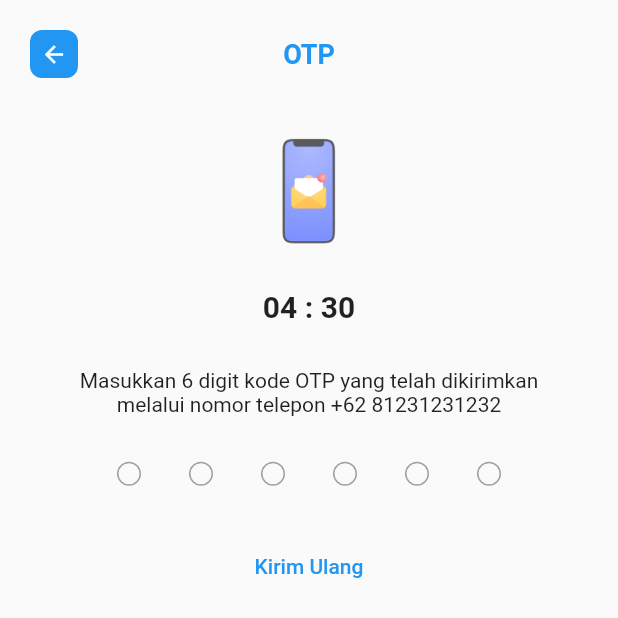
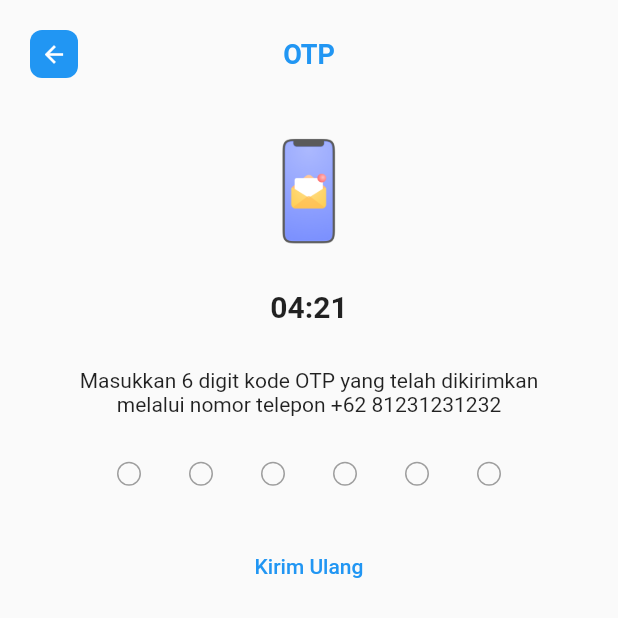
Before and after one commit to wandx/sephora, a Flutter app: the screen it shows after launch, after a tap on "Kirim Ulang", on a phone screen of 412 x 824 dp, the top half of it. Run offline on Flutter 3.47's test engine with Material 2 defaults, Android fonts, the phone set to English and light mode, and no system bars.

Commit message:
add logic in otp screen

```diff
--- a/lib/register/screens/otp_screen.dart
+++ b/lib/register/screens/otp_screen.dart
@@ -1,3 +1,5 @@
+import 'dart:async';
+
 import 'package:flutter/material.dart';
 import 'package:sephore/register/widgets/otp_digit_container.dart';
 import 'package:sephore/register/widgets/otp_keyboard.dart';
@@ -10,6 +12,34 @@ class OtpScreen extends StatefulWidget {
 }
 
 class _OtpScreenState extends State<OtpScreen> {
+  final _otpLength = 6;
+  var _otpValue = '';
+  Timer? _timer;
+
+  late int _sisaWaktu;
+  final _totalSecond = (4 * 60) + 30;
+  // final _totalSecond = 500;
+
+
+
+  @override
+  void initState() {
+    _sisaWaktu = _totalSecond;
+    super.initState();
+    _timer = Timer.periodic(
+      const Duration(seconds: 1),
+      (timer) {
+        setState(() {
+          _sisaWaktu--;
+        });
+
+        if(_sisaWaktu == 0){
+          _timer!.cancel();
+        }
+      },
+    );
+  }
+
   @override
   Widget build(BuildContext context) {
     return SafeArea(
@@ -29,7 +59,7 @@ class _OtpScreenState extends State<OtpScreen> {
                         color: Colors.blue,
                         borderRadius: BorderRadius.circular(8),
                       ),
-                      child: Icon(
+                      child: const Icon(
                         Icons.arrow_back,
                         size: 18,
                         color: Colors.white,
@@ -41,7 +71,7 @@ class _OtpScreenState extends State<OtpScreen> {
                     child: Container(
                       height: 32,
                       alignment: Alignment.center,
-                      child: Text(
+                      child: const Text(
                         'OTP',
                         textAlign: TextAlign.center,
                         style: TextStyle(
@@ -54,22 +84,22 @@ class _OtpScreenState extends State<OtpScreen> {
                   ),
                 ],
               ),
-              SizedBox(height: 40),
+              const SizedBox(height: 40),
               Image.asset(
                 'assets/mobile.png',
                 width: 70,
               ),
-              SizedBox(height: 30),
-              Text(
-                '04 : 30',
+              const SizedBox(height: 30),
+               Text(
+                formatTime(_sisaWaktu),
                 style: TextStyle(
                   fontSize: 20,
                   fontWeight: FontWeight.w600,
                 ),
               ),
-              SizedBox(height: 30),
-              Padding(
-                padding: const EdgeInsets.symmetric(horizontal: 15),
+              const SizedBox(height: 30),
+              const Padding(
+                padding: EdgeInsets.symmetric(horizontal: 15),
                 child: Text(
                   'Masukkan 6 digit kode'
                   ' OTP yang telah dikirimkan'
@@ -78,21 +108,62 @@ class _OtpScreenState extends State<OtpScreen> {
                   style: TextStyle(
                     fontSize: 14,
                     fontWeight: FontWeight.w400,
-
                   ),
                   textAlign: TextAlign.center,
                 ),
               ),
-              SizedBox(height: 30),
-              OtpDigitContainer(),
-              SizedBox(height: 30),
-              TextButton(onPressed: (){}, child: Text('Kirim Ulang'),),
-              SizedBox(height: 30),
-              Expanded(child: OtpKeyboard()),
+              const SizedBox(height: 30),
+              OtpDigitContainer(otpValue: _otpValue, optLength: _otpLength),
+              const SizedBox(height: 30),
+              TextButton(
+                onPressed: () {},
+                child: const Text('Kirim Ulang'),
+              ),
+              const SizedBox(height: 30),
+              Expanded(
+                child: OtpKeyboard(
+                  onChanged: (String value) {
+                    if (value == 'hapus') {
+                      _deleteLastChar();
+                    }
+                    if (_otpValue.length < _otpLength) {
+                      if (value != 'hapus') {
+                        setState(() {
+                          _otpValue += value;
+                        });
+                      }
+                    }
+
+                    print(_otpValue);
+                  },
+                ),
+              ),
             ],
           ),
         ),
       ),
     );
   }
+
+  void _deleteLastChar() {
+    print('Semua karakter: $_otpValue');
+    print('Karakter terakhir sekarang: ${_otpValue.split('').last}');
+    if (_otpValue.isNotEmpty) {
+      final split = _otpValue.split('');
+      split.removeLast();
+      final join = split.join('');
+      print('Nilai setelah di olah: $join');
+      setState(() {
+        _otpValue = join;
+      });
+    }
+  }
+
+  String formatTime(int seconds) {
+    final duration = Duration(seconds: _sisaWaktu).toString();
+    final firstSplit = duration.split('.').first;
+    final removeFirstDigit = firstSplit.split(':')..removeAt(0);
+    final cleanTimer = removeFirstDigit.join(':');
+    return cleanTimer;
+  }
 }
--- a/lib/register/widgets/otp_digit_container.dart
+++ b/lib/register/widgets/otp_digit_container.dart
@@ -1,20 +1,27 @@
 import 'package:flutter/material.dart';
 
-class OtpDigitContainer extends StatelessWidget {
-  const OtpDigitContainer({Key? key}) : super(key: key);
+class OtpDigitContainer extends StatefulWidget {
+  const OtpDigitContainer({
+    Key? key,
+    required this.otpValue,
+    this.optLength = 6,
+  }) : super(key: key);
 
+  final String otpValue;
+  final int optLength;
+
+  @override
+  State<OtpDigitContainer> createState() => _OtpDigitContainerState();
+}
+
+class _OtpDigitContainerState extends State<OtpDigitContainer> {
   @override
   Widget build(BuildContext context) {
     return Row(
       mainAxisAlignment: MainAxisAlignment.center,
-      children: [
-        OtpDigitItem(active: false),
-        OtpDigitItem(active: false),
-        OtpDigitItem(active: false),
-        OtpDigitItem(active: false),
-        OtpDigitItem(active: false),
-        OtpDigitItem(active: false),
-      ],
+      children: List.generate(widget.optLength, (index) => index + 1).map((e) {
+        return OtpDigitItem(active: e <= widget.otpValue.length);
+      }).toList(),
     );
   }
 }
@@ -29,22 +36,22 @@ class OtpDigitItem extends StatelessWidget {
 
   @override
   Widget build(BuildContext context) {
-    if(active){
+    if (active) {
       return Container(
         width: 16,
         height: 16,
-        margin: EdgeInsets.symmetric(horizontal: 16),
+        margin: const EdgeInsets.symmetric(horizontal: 16),
         decoration: BoxDecoration(
           shape: BoxShape.circle,
-          border: Border.all(color: Color(0xFFDAE9FF)),
-          color: Color(0xFF2F82FF),
+          border: Border.all(color: const Color(0xFFDAE9FF)),
+          color: const Color(0xFF2F82FF),
         ),
       );
     }
     return Container(
       width: 16,
       height: 16,
-      margin: EdgeInsets.symmetric(horizontal: 16),
+      margin: const EdgeInsets.symmetric(horizontal: 16),
       decoration: BoxDecoration(
         shape: BoxShape.circle,
         border: Border.all(color: Colors.grey),
--- a/lib/register/widgets/otp_keyboard.dart
+++ b/lib/register/widgets/otp_keyboard.dart
@@ -1,7 +1,9 @@
 import 'package:flutter/material.dart';
 
 class OtpKeyboard extends StatefulWidget {
-  const OtpKeyboard({Key? key}) : super(key: key);
+  OtpKeyboard({Key? key, required this.onChanged}) : super(key: key);
+
+  final ValueChanged<String> onChanged;
 
   @override
   State<OtpKeyboard> createState() => _OtpKeyboardState();
@@ -11,27 +13,83 @@ class _OtpKeyboardState extends State<OtpKeyboard> {
   @override
   Widget build(BuildContext context) {
     return GridView(
-      physics: NeverScrollableScrollPhysics(),
+      physics: const NeverScrollableScrollPhysics(),
       shrinkWrap: true,
-      gridDelegate: SliverGridDelegateWithFixedCrossAxisCount(
+      gridDelegate: const SliverGridDelegateWithFixedCrossAxisCount(
         crossAxisCount: 3,
         mainAxisSpacing: 10,
         crossAxisSpacing: 10,
         childAspectRatio: 2 / 1,
       ),
       children: [
-        OtpKeyboardItem(text: '1'),
-        OtpKeyboardItem(text: '2'),
-        OtpKeyboardItem(text: '3'),
-        OtpKeyboardItem(text: '4'),
-        OtpKeyboardItem(text: '5'),
-        OtpKeyboardItem(text: '6'),
-        OtpKeyboardItem(text: '7'),
-        OtpKeyboardItem(text: '8'),
-        OtpKeyboardItem(text: '9'),
-        SizedBox(),
-        OtpKeyboardItem(text: '0'),
-        OtpKeyboardItem(text: '12',icon: Icon(Icons.delete_forever),),
+        OtpKeyboardItem(
+          text: '1',
+          onPressed: () {
+            widget.onChanged('1');
+          },
+        ),
+        OtpKeyboardItem(
+          text: '2',
+          onPressed: () {
+            widget.onChanged('2');
+          },
+        ),
+        OtpKeyboardItem(
+          text: '3',
+          onPressed: () {
+            widget.onChanged('3');
+          },
+        ),
+        OtpKeyboardItem(
+          text: '4',
+          onPressed: () {
+            widget.onChanged('4');
+          },
+        ),
+        OtpKeyboardItem(
+          text: '5',
+          onPressed: () {
+            widget.onChanged('5');
+          },
+        ),
+        OtpKeyboardItem(
+          text: '6',
+          onPressed: () {
+            widget.onChanged('6');
+          },
+        ),
+        OtpKeyboardItem(
+          text: '7',
+          onPressed: () {
+            widget.onChanged('7');
+          },
+        ),
+        OtpKeyboardItem(
+          text: '8',
+          onPressed: () {
+            widget.onChanged('8');
+          },
+        ),
+        OtpKeyboardItem(
+          text: '9',
+          onPressed: () {
+            widget.onChanged('9');
+          },
+        ),
+        const SizedBox(),
+        OtpKeyboardItem(
+          text: '0',
+          onPressed: () {
+            widget.onChanged('0');
+          },
+        ),
+        OtpKeyboardItem(
+          text: '12',
+          icon: Icon(Icons.delete_forever),
+          onPressed: () {
+            widget.onChanged('hapus');
+          },
+        ),
       ],
     );
   }
@@ -42,10 +100,12 @@ class OtpKeyboardItem extends StatelessWidget {
     Key? key,
     required this.text,
     this.icon,
+    this.onPressed,
   }) : super(key: key);
 
   final String text;
   final Widget? icon;
+  final VoidCallback? onPressed;
 
   @override
   Widget build(BuildContext context) {
@@ -53,23 +113,23 @@ class OtpKeyboardItem extends StatelessWidget {
       alignment: Alignment.center,
       child: InkWell(
         radius: 60,
-        onTap: (){},
+        onTap: onPressed,
         child: Container(
           width: 60,
           height: 60,
-          decoration: BoxDecoration(
+          decoration: const BoxDecoration(
             color: Color(0xFFF3F7FD),
             shape: BoxShape.circle,
           ),
           alignment: Alignment.center,
           child: Builder(
-            builder: (context){
-              if(icon != null){
+            builder: (context) {
+              if (icon != null) {
                 return icon!;
               }
               return Text(
                 text,
-                style: TextStyle(
+                style: const TextStyle(
                   fontSize: 22,
                   fontWeight: FontWeight.w500,
                 ),
```
